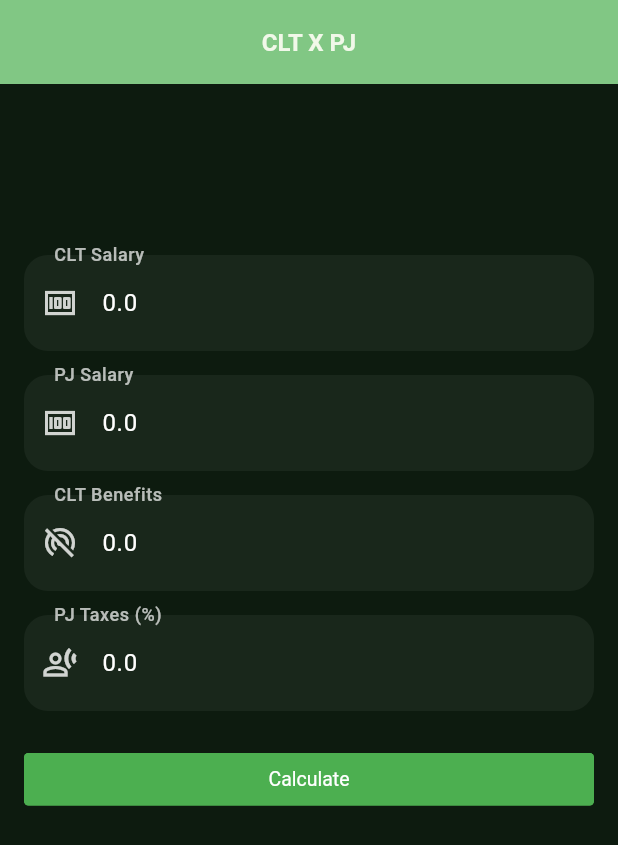
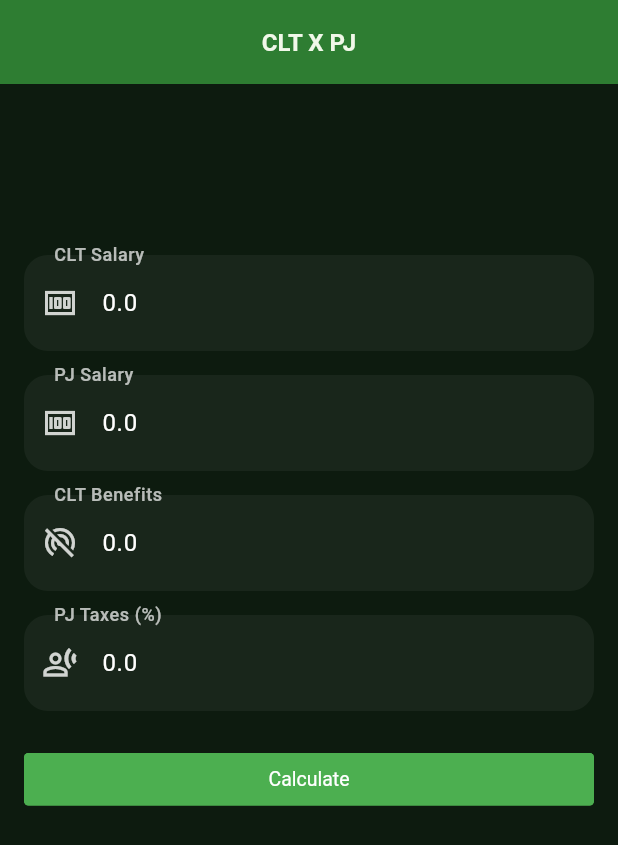
Before and after one commit to Victor-Zarzar/cltxpj-flutter, a Flutter app: the HomePage screen opened directly, on a phone screen of 412 x 824 dp. Shown: the top 845 px of the screen. Run offline on Flutter 3.47's test engine with Material 3 defaults, Android fonts, the phone set to English and light mode, and no system bars; drawn by our look-alikes of getwidget; our stand-ins replace easy_localization, fl_chart, flutter_local_notifications, flutter_svg, google_fonts, shared_preferences and 1 more; accounts and stored records are empty.

Commit message:
Update layout

```diff
--- /dev/null
+++ b/devtools_options.yaml
@@ -0,0 +1,3 @@
+description: This file stores settings for Dart & Flutter DevTools.
+documentation: https://docs.flutter.dev/tools/devtools/extensions#configure-extension-enablement-states
+extensions:
--- a/lib/features/app_theme.dart
+++ b/lib/features/app_theme.dart
@@ -1,24 +1,24 @@
 import 'dart:ui';
 import 'package:flutter/material.dart';
 
-class AppTheme {
-  AppTheme._();
+class AppThemeColor {
+  AppThemeColor._();
   static Color get primaryColor => const Color(0xFF1B5E20);
   static Color get secondaryColor => const Color(0xFF2E7D32);
   static Color get thirdColor => const Color(0xFF81C784);
   static Color get fourthColor => const Color(0xFF000000);
 }
 
-class AppBar {
-  AppBar._();
+class AppBarColor {
+  AppBarColor._();
   static Color get primaryColor => const Color(0xFF1B5E20);
   static Color get secondaryColor => const Color(0xFF2E7D32);
   static Color get thirdColor => const Color(0xFF81C784);
   static Color get fourthColor => const Color(0xFF000000);
 }
 
-class BackGround {
-  BackGround._();
+class BackGroundColor {
+  BackGroundColor._();
   static Color get primaryColor => const Color(0xFF0D1B0F);
   static Color get secondaryColor => const Color(0xFFF1F8E9);
   static Color get thirdColor => const Color(0xFF212121);
@@ -57,12 +57,12 @@ class TextFormColor {
   static Color get fourthColor => const Color(0xFF000000);
 }
 
-class Button {
-  Button._();
+class ButtonColor {
+  ButtonColor._();
   static Color get primaryColor => const Color(0xFF4CAF50);
   static Color get secondaryColor => const Color(0xFF66BB6A);
   static Color get thirdColor => const Color(0xFF81C784);
-  static Color get fourthColor => const Color(0xFF000000);
+  static Color get fourthColor => const Color(0xFF212121);
 }
 
 class TextButtonColor {
--- a/lib/view/components/input_field.dart
+++ b/lib/view/components/input_field.dart
@@ -6,6 +6,7 @@ class InputField extends StatelessWidget {
   final TextEditingController controller;
   final String? Function(String?)? validator;
   final IconData icon;
+  final double? maxWidth;
 
   const InputField({
     super.key,
@@ -13,12 +14,17 @@ class InputField extends StatelessWidget {
     required this.controller,
     required this.validator,
     required this.icon,
+    this.maxWidth,
   });
 
   @override
   Widget build(BuildContext context) {
     return Padding(
       padding: const EdgeInsets.symmetric(vertical: 8),
+      child: Align(
+        alignment: Alignment.center,
+        child: ConstrainedBox(
+          constraints: BoxConstraints(maxWidth: maxWidth ?? double.infinity),
           child: TextFormField(
             controller: controller,
             validator: validator,
@@ -27,12 +33,15 @@ class InputField extends StatelessWidget {
             decoration: InputDecoration(
               labelText: label,
               labelStyle: TextStyle(
-            color: Colors.white.withOpacity(0.7),
+                color: Colors.white.withValues(alpha: 0.7),
                 fontWeight: FontWeight.w500,
               ),
-          prefixIcon: Icon(icon, color: Colors.white.withOpacity(0.8)),
+              prefixIcon: Icon(
+                icon,
+                color: Colors.white.withValues(alpha: 0.8),
+              ),
               filled: true,
-          fillColor: Colors.white.withOpacity(0.05),
+              fillColor: Colors.white.withValues(alpha: 0.05),
               contentPadding: const EdgeInsets.symmetric(
                 horizontal: 16,
                 vertical: 20,
@@ -47,7 +56,12 @@ class InputField extends StatelessWidget {
               ),
               focusedBorder: OutlineInputBorder(
                 borderRadius: BorderRadius.circular(16),
-            borderSide: BorderSide(color: AppTheme.secondaryColor, width: 2),
+                borderSide: BorderSide(
+                  color: AppThemeColor.secondaryColor,
+                  width: 2,
+                ),
+              ),
+            ),
           ),
         ),
       ),
--- a/lib/view/home_page.dart
+++ b/lib/view/home_page.dart
@@ -1,5 +1,6 @@
 import 'package:cltxpj/controller/calculate_controller.dart';
 import 'package:cltxpj/features/app_theme.dart';
+import 'package:cltxpj/features/theme_provider.dart';
 import 'package:cltxpj/utils/chart_data_hepler.dart';
 import 'package:cltxpj/view/components/input_field.dart';
 import 'package:cltxpj/view/components/pie_chart_widget.dart';
@@ -128,11 +129,16 @@ class _HomePageState extends State<HomePage> {
   Widget _buildFormLayout({required double padding}) {
     final controller = context.watch<CalculatorController>();
 
+    return Consumer<UiProvider>(
+      builder: (context, notifier, child) {
         return Scaffold(
           appBar: GFAppBar(
             automaticallyImplyLeading: false,
             centerTitle: true,
-        backgroundColor: AppTheme.thirdColor,
+            backgroundColor:
+                notifier.isDark
+                    ? AppBarColor.fourthColor
+                    : AppBarColor.secondaryColor,
             title: Text(
               'app_bar_title'.tr(),
               style: GoogleFonts.roboto(
@@ -144,11 +150,19 @@ class _HomePageState extends State<HomePage> {
               ),
             ),
           ),
-      backgroundColor: BackGround.primaryColor,
+          backgroundColor:
+              notifier.isDark
+                  ? BackGroundColor.fourthColor
+                  : BackGroundColor.primaryColor,
           body: GestureDetector(
             onTap: () => FocusManager.instance.primaryFocus?.unfocus(),
             child: SingleChildScrollView(
-          padding: EdgeInsets.fromLTRB(padding, padding + 90, padding, padding),
+              padding: EdgeInsets.fromLTRB(
+                padding,
+                padding + 90,
+                padding,
+                padding,
+              ),
               child: Form(
                 key: _formKey,
                 child: Column(
@@ -159,28 +173,36 @@ class _HomePageState extends State<HomePage> {
                       controller: salaryCltController,
                       validator: _validator,
                       icon: Icons.money,
+                      maxWidth: 600,
                     ),
                     InputField(
                       label: 'PJ Salary',
                       controller: salaryPjController,
                       validator: _validator,
                       icon: Icons.money,
+                      maxWidth: 600,
                     ),
                     InputField(
                       label: 'CLT Benefits',
                       controller: benefitsController,
                       validator: _validator,
                       icon: Icons.portable_wifi_off_sharp,
+                      maxWidth: 600,
                     ),
                     InputField(
                       label: 'PJ Taxes (%)',
                       controller: taxesPjController,
                       validator: _validator,
                       icon: Icons.transcribe_outlined,
+                      maxWidth: 600,
                     ),
                     const SizedBox(height: 20),
                     GFButton(
-                  color: Button.primaryColor,
+                      color:
+                          notifier.isDark
+                              ? ButtonColor.fourthColor
+                              : ButtonColor.primaryColor,
+
                       onPressed: () {
                         if (_formKey.currentState!.validate()) {
                           controller.updateValues(
@@ -208,6 +230,8 @@ class _HomePageState extends State<HomePage> {
             ),
           ),
         );
+      },
+    );
   }
 
   @override
```
Also changed, not shown: lib/view/about_page.dart (+5 -3 lines), lib/view/app_page.dart (+6 -1 lines), lib/view/components/custom_button.dart (added, +46 -0 lines), lib/view/settings_page.dart (+6 -4 lines). Lines whose indentation alone changed are shown as unchanged.
